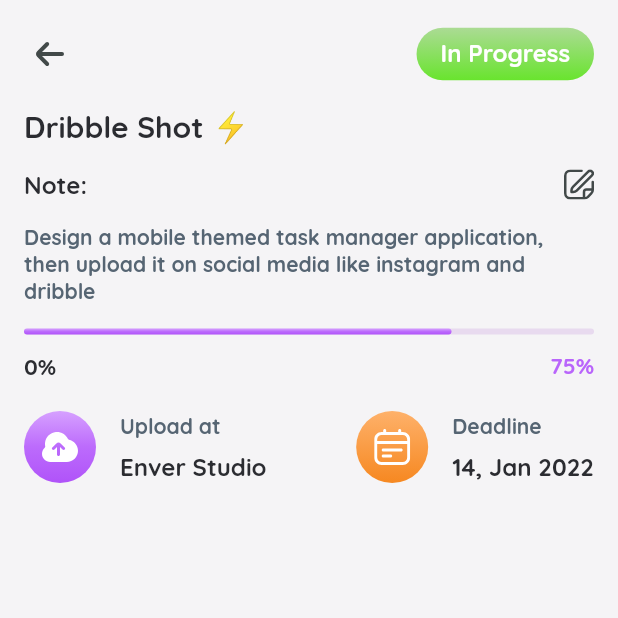
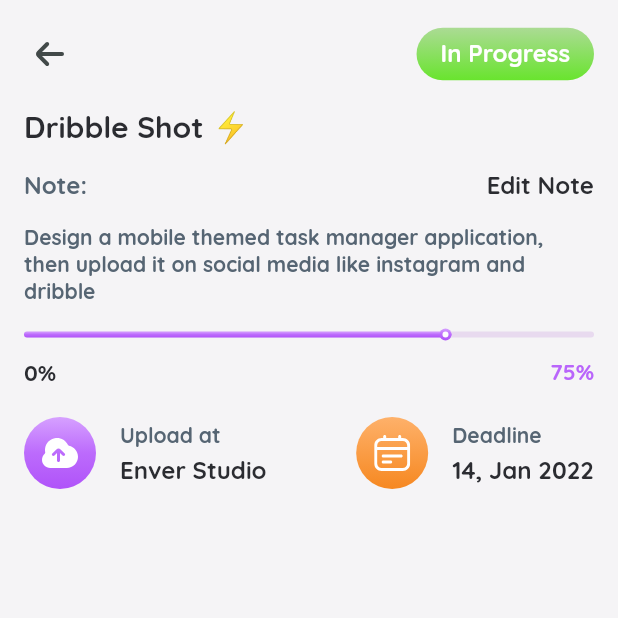
Before and after one commit to binhphancreator/sunday, a Flutter app: the DetailTaskPage screen opened by its route, on a phone screen of 412 x 824 dp, the top half of it. Run offline on Flutter 3.47's test engine with Material 2 defaults, Android fonts, the light colour scheme and no system bars; our stand-ins replace flutter_svg, shared_preferences; missing offline and left inert: shared_preferences_web; accounts and stored records are empty.

Commit message:
update progress bar style

```diff
--- a/lib/pages/detail_task_page.dart
+++ b/lib/pages/detail_task_page.dart
@@ -69,15 +69,15 @@ class _DetailTaskPageState extends State<DetailTaskPage> {
                 children: [
                   Text(
                     'Note:',
-                    style: AppTextStyles.boldh3,
+                    style: AppTextStyles.lightboldh3,
                   ),
                   InkWell(
                     onTap: () {},
                     splashColor: Colors.transparent,
-                    child: SvgPicture.asset(
-                      'assets/icons/regular/edit.svg',
-                      width: 20,
-                      color: AppColors.defaultIconColor,
+                    hoverColor: Colors.transparent,
+                    child: Text(
+                      'Edit Note',
+                      style: AppTextStyles.boldh3,
                     ),
                   )
                 ],
@@ -152,7 +152,7 @@ class _DetailTaskPageState extends State<DetailTaskPage> {
                             style: AppTextStyles.lightboldh5,
                           ),
                           SizedBox(
-                            height: 8,
+                            height: 4,
                           ),
                           Text(
                             'Enver Studio',
@@ -185,7 +185,7 @@ class _DetailTaskPageState extends State<DetailTaskPage> {
                             style: AppTextStyles.lightboldh5,
                           ),
                           SizedBox(
-                            height: 8,
+                            height: 4,
                           ),
                           Text(
                             '14, Jan 2022',
--- a/lib/widgets/progress_bar_widget.dart
+++ b/lib/widgets/progress_bar_widget.dart
@@ -15,12 +15,28 @@ class _ProgressBarWidgetState extends State<ProgressBarWidget> {
     return Stack(
       children: [
         Container(
-          height: 4,
-          decoration: BoxDecoration(
-            borderRadius: BorderRadius.circular(12),
-            color: AppColors.lightPrimaryColor,
+          height: 8,
+          padding: EdgeInsets.symmetric(vertical: 2),
+          child: Container(
+            decoration: BoxDecoration(
+              borderRadius: BorderRadius.circular(12),
+              color: AppColors.lightPrimaryColor,
+            ),
           ),
         ),
+        Positioned(
+            left: 0,
+            right: 0,
+            top: 2,
+            bottom: 2,
+            child: FractionallySizedBox(
+              alignment: Alignment.centerLeft,
+              widthFactor: widget.percent,
+              child: Container(
+                height: 4,
+                decoration: BoxDecoration(borderRadius: BorderRadius.circular(12), gradient: AppColors.primaryGradient),
+              ),
+            )),
         Positioned(
             left: 0,
             right: 0,
@@ -29,11 +45,24 @@ class _ProgressBarWidgetState extends State<ProgressBarWidget> {
             child: FractionallySizedBox(
               alignment: Alignment.centerLeft,
               widthFactor: widget.percent,
-              child: Container(
-                height: 4,
-                decoration: BoxDecoration(borderRadius: BorderRadius.circular(12), gradient: AppColors.primaryGradient),
+              heightFactor: 1.0,
+              child: Stack(
+                children: [
+                  Positioned(
+                      right: 0,
+                      top: 0,
+                      child: Container(
+                        width: 8,
+                        height: 8,
+                        padding: EdgeInsets.all(2),
+                        decoration: BoxDecoration(borderRadius: BorderRadius.circular(20), gradient: AppColors.primaryGradient),
+                        child: Container(
+                          decoration: BoxDecoration(borderRadius: BorderRadius.circular(20), color: AppColors.bgColorWhite),
+                        ),
+                      )),
+                ],
               ),
-            ))
+            )),
       ],
     );
   }
```
Also changed, not shown: assets/icons/regular/pencil.svg (added).
